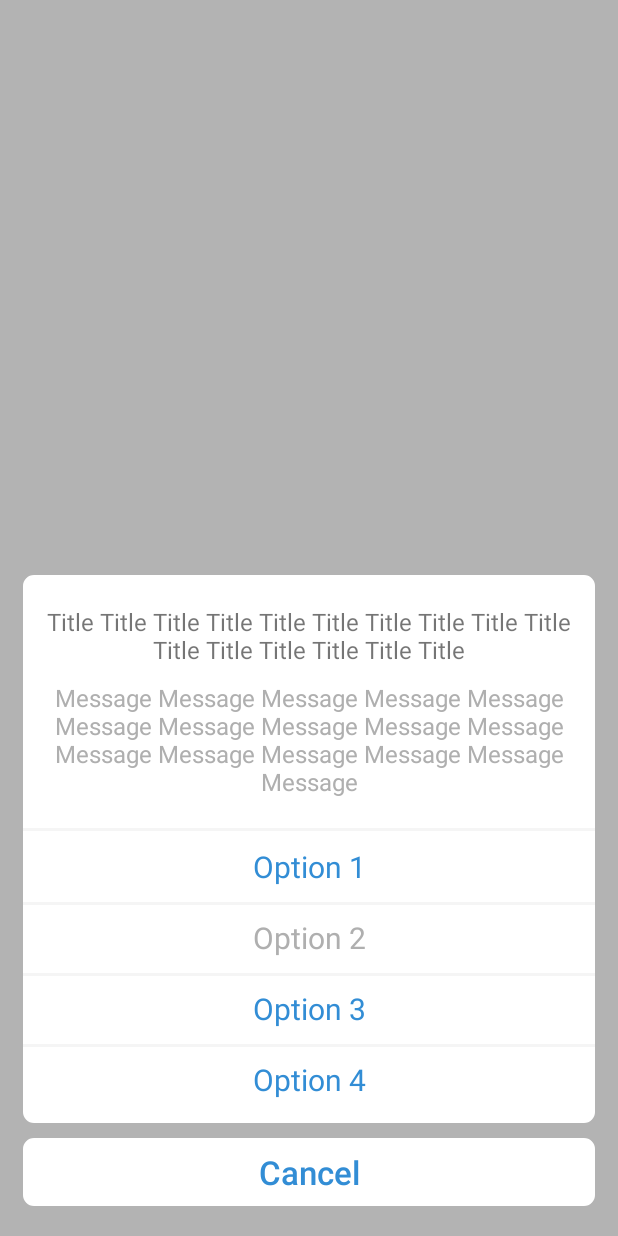
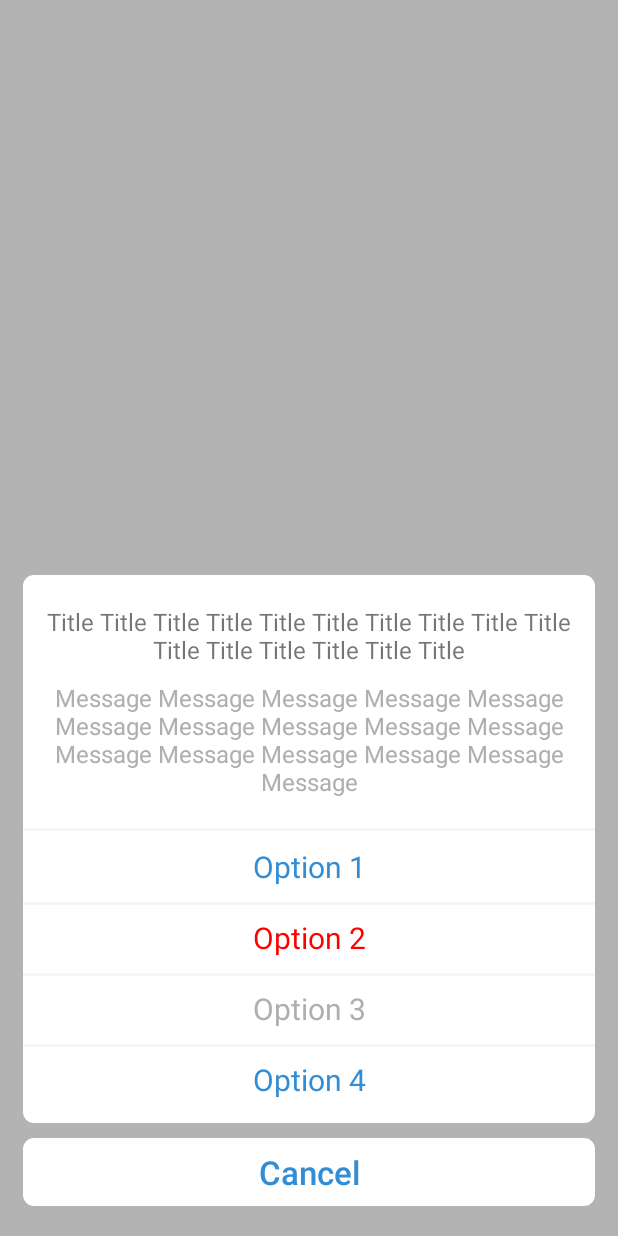
Before and after one commit to MalekKamel/ActionSheet, an Android app: the screen it shows after launch (MainActivity), after a tap on "Show Action Sheet", on a phone screen of 412 x 824 dp. Run offline under Robolectric (Android 15) with nearby library versions, the phone set to English and light mode, and no system bars.

Commit message:
Implement action style

```diff
--- a/lib/src/main/java/com/sha/sheet/ActionItem.kt
+++ b/lib/src/main/java/com/sha/sheet/ActionItem.kt
@@ -10,5 +10,5 @@ data class ActionItem @JvmOverloads constructor(
 )
 
 enum class Style {
-    DEFAULT, CANCEL, DESTRUCTIVE
+    DEFAULT, DESTRUCTIVE
 }
--- a/lib/src/main/java/com/sha/sheet/ActionSheetAdapter.kt
+++ b/lib/src/main/java/com/sha/sheet/ActionSheetAdapter.kt
@@ -1,5 +1,6 @@
 package com.sha.sheet
 
+import android.graphics.Color
 import android.view.ViewGroup
 import androidx.core.content.ContextCompat
 import kotlinx.android.synthetic.main.item_sheet.view.*
@@ -23,10 +24,33 @@ class ActionSheetAdapter(items: List<ActionItem>, private val onDismiss: () -> U
 
         override fun bindView(item: ActionItem) {
             itemView.tvTitle.text = item.title
-            if (!item.isEnabled) {
-                itemView.tvTitle.setTextColor(ContextCompat.getColor(itemView.context, R.color.black_light))
+            setupEnabled()
+            setupStyle()
+        }
+
+        private fun setupStyle() {
+            if (!item!!.isEnabled) return
+
+            when (item!!.style) {
+                Style.DEFAULT -> {
+                    itemView.tvTitle.setTextColor(ContextCompat.getColor(itemView.context, R.color.blue_light))
+                }
+                Style.DESTRUCTIVE -> {
+                    itemView.tvTitle.setTextColor(Color.RED)
+                }
             }
         }
 
+        private fun setupEnabled() {
+            when (item!!.isEnabled) {
+                true -> {
+                    itemView.tvTitle.setTextColor(ContextCompat.getColor(itemView.context, R.color.blue_light))
+                }
+                false -> {
+                    itemView.tvTitle.setTextColor(ContextCompat.getColor(itemView.context, R.color.black_light))
+                }
+            }
+        }
     }
+
 }
--- a/sample/src/main/java/com/sheet/sample/MainActivity.kt
+++ b/sample/src/main/java/com/sheet/sample/MainActivity.kt
@@ -6,6 +6,7 @@ import androidx.fragment.app.FragmentActivity
 import kotlinx.android.synthetic.main.activity_main.*
 import com.sha.sheet.ActionItem
 import com.sha.sheet.ActionSheet
+import com.sha.sheet.Style
 
 class MainActivity : FragmentActivity() {
 
@@ -28,10 +29,10 @@ class MainActivity : FragmentActivity() {
         // You can set a tag
         option1.tag = 0
 
-        val option2 = ActionItem(title = "Option 2", isEnabled = false) {
+        val option2 = ActionItem(title = "Option 2", style = Style.DESTRUCTIVE) {
             // action selected
         }
-        val option3 = ActionItem(title = "Option 3") {
+        val option3 = ActionItem(title = "Option 3", isEnabled = false) {
             // action selected
         }
         val option4 = ActionItem(title = "Option 4") {
```
Also changed, not shown: 1 other file.
